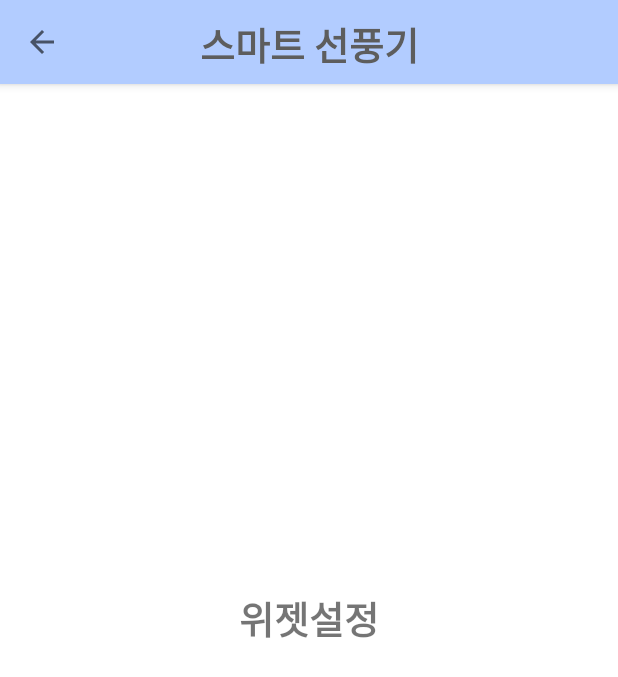
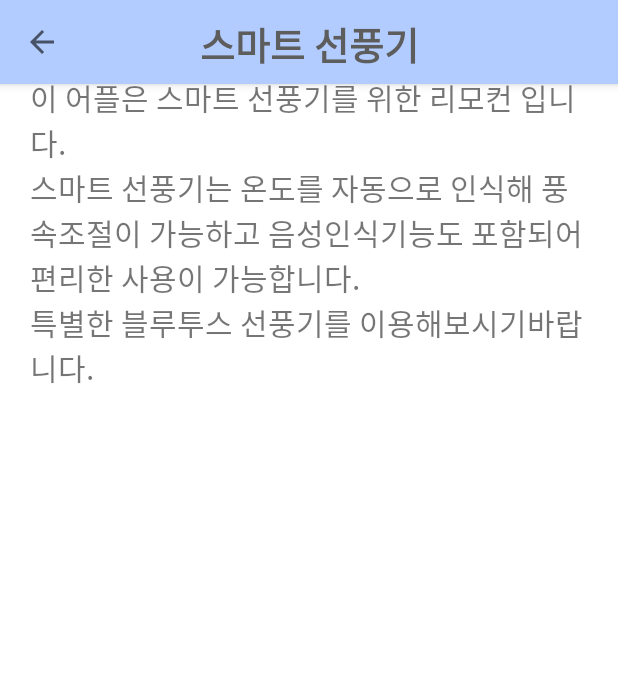
Before and after one commit to psh0121/smart-fan, an Android app: the Settings_Widget screen opened directly, with no data from a screen before it, on a phone screen of 412 x 824 dp. Shown: the top 677 px of the screen. Run offline under Robolectric (Android 15) with nearby library versions, the phone set to English and light mode, and no system bars.

Commit message:
위젯 설명 창의 기본적인 내용 추가
- 위젯에 대한 내용을 간단하게 작성한 것으로 기본적인 틀은 아직 형성하지 않은 상태

```diff
--- a/SmartFan/app/src/main/res/layout/settings__widget.xml
+++ b/SmartFan/app/src/main/res/layout/settings__widget.xml
@@ -11,12 +11,13 @@
     layout="@layout/toolbar"/>
 
     <TextView
-        android:layout_width="wrap_content"
+        android:layout_width="match_parent"
         android:layout_height="wrap_content"
-        android:layout_centerHorizontal="true"
-        android:layout_centerVertical="true"
-        android:text="위젯설정"
-        android:textSize="25sp"
-        android:textStyle="bold"/>
+        android:fontFamily="@font/hanfont_l"
+        android:padding="20sp"
+        android:textSize="20sp"
+        android:text="안녕하세요. \n이 어플은 스마트 선풍기를 위한 리모컨 입니다.
+        \n스마트 선풍기는 온도를 자동으로 인식해 풍속조절이 가능하고 음성인식기능도 포함되어 편리한 사용이 가능합니다.
+        \n특별한 블루투스 선풍기를 이용해보시기바랍니다."/> <!-- 앱에 대한 부가적인 내용 작성 예정 -->
 
 </RelativeLayout>
```
